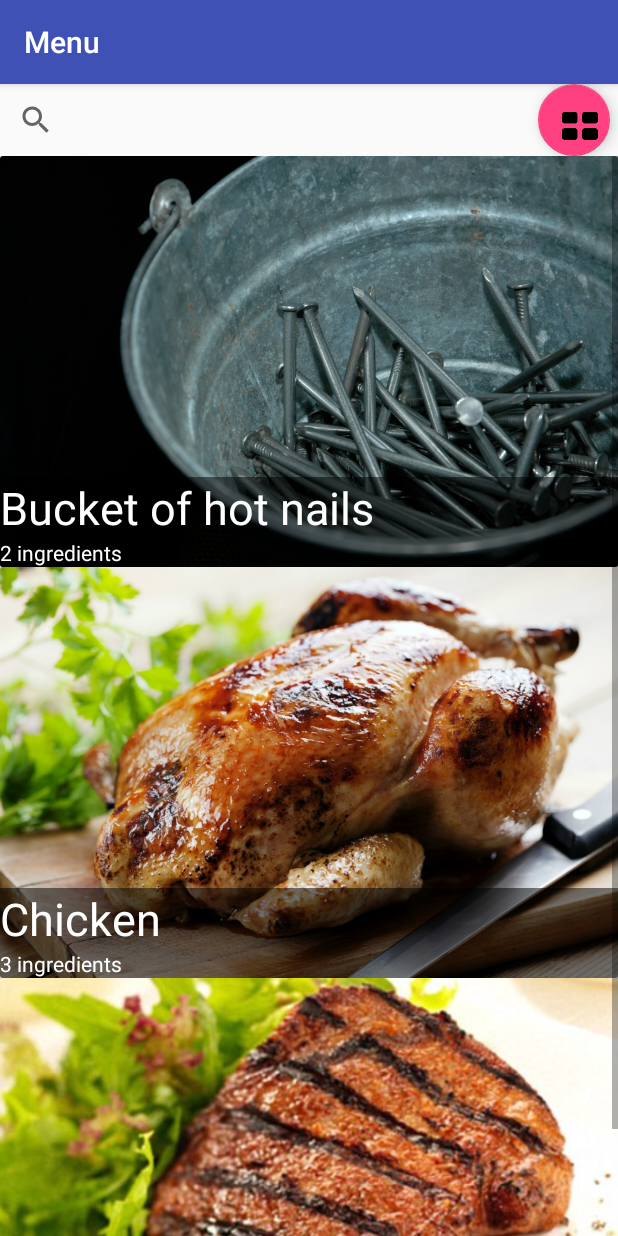
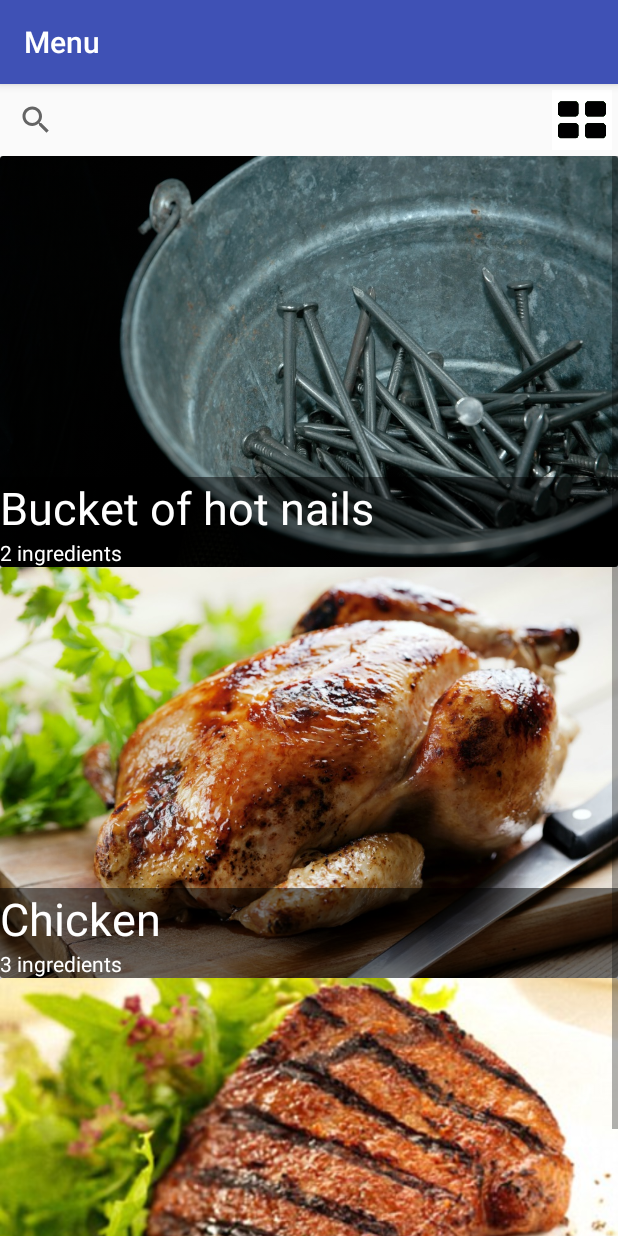
Before and after one commit to Pastornak/OrestHelloGuys, an Android app: the screen it shows after launch (MainActivity), after a tap on an icon or button, on a phone screen of 412 x 824 dp. Run offline under Robolectric (Android 15) with nearby library versions, the phone set to English and light mode, and no system bars.

Commit message:
Replaced floating button with image button, now featuring only 1 recipe object for whole programm

```diff
--- a/app/src/main/java/id_iot/orest_task/GridViewAdapter.java
+++ b/app/src/main/java/id_iot/orest_task/GridViewAdapter.java
@@ -20,9 +20,9 @@ public class GridViewAdapter extends BaseAdapter {
     private final ArrayList<Recipe> recipes;
     ImageView favoriteStar;
 
-    public GridViewAdapter(Context c) {
+    public GridViewAdapter(Context c, Recipe r) {
         mContext = c;
-        recipe = new Recipe();
+        recipe = r;
         recipes = recipe.getRecipies();
     }
 
--- a/app/src/main/java/id_iot/orest_task/GridViewFragment.java
+++ b/app/src/main/java/id_iot/orest_task/GridViewFragment.java
@@ -15,12 +15,14 @@ import android.view.ViewGroup;
 import android.widget.AdapterView;
 import android.widget.Button;
 import android.widget.GridView;
+import android.widget.ImageButton;
 import android.widget.Toast;
 
 public class GridViewFragment extends Fragment implements SearchView.OnQueryTextListener {
 
     GridView gridView;
-    FloatingActionButton changeToCard;
+    //FloatingActionButton changeToCard;
+    ImageButton changeToCard;
     SearchView findRecipe;
     GridViewAdapter gridViewAdapter;
 
@@ -31,7 +33,7 @@ public class GridViewFragment extends Fragment implements SearchView.OnQueryText
         View view = inflater.inflate(R.layout.grid_view, container, false);
         getActivity().setTitle("Menu");
 
-        changeToCard = (FloatingActionButton) view.findViewById(R.id.changeToCard);
+        changeToCard = (ImageButton) view.findViewById(R.id.changeToCard);
         changeToCard.setOnClickListener(new View.OnClickListener() {
             @Override
             public void onClick(View view) {
@@ -42,7 +44,11 @@ public class GridViewFragment extends Fragment implements SearchView.OnQueryText
         });
 
         gridView = (GridView) view.findViewById(R.id.gridview);
-        gridViewAdapter = new GridViewAdapter(getContext());
+
+        FragmentActivity activity = getActivity();
+        MainActivity mainActivity = (MainActivity) activity;
+
+        gridViewAdapter = new GridViewAdapter(getContext(), mainActivity.getRecipe());
         gridView.setAdapter( gridViewAdapter);
 
         gridView.setOnItemClickListener(new AdapterView.OnItemClickListener() {
--- a/app/src/main/java/id_iot/orest_task/MainActivity.java
+++ b/app/src/main/java/id_iot/orest_task/MainActivity.java
@@ -15,6 +15,7 @@ import android.view.MenuInflater;
 public class MainActivity extends AppCompatActivity {
 
     private Fragment currentFragment;
+    private Recipe recipe = new Recipe();
 
     @Override
     protected void onCreate(Bundle savedInstanceState){
@@ -32,4 +33,8 @@ public class MainActivity extends AppCompatActivity {
         fragmentTransaction.addToBackStack(null);
         fragmentTransaction.commit();
     }
+
+    public Recipe getRecipe(){
+        return recipe;
+    }
 }
--- a/app/src/main/java/id_iot/orest_task/RecyclerAdapter.java
+++ b/app/src/main/java/id_iot/orest_task/RecyclerAdapter.java
@@ -1,5 +1,6 @@
 package id_iot.orest_task;
 
+import android.support.v4.app.FragmentActivity;
 import android.support.v7.widget.CardView;
 import android.support.v7.widget.RecyclerView;
 import android.view.LayoutInflater;
@@ -16,8 +17,13 @@ import java.util.Locale;
 
 public class RecyclerAdapter extends RecyclerView.Adapter<RecyclerAdapter.ViewHolder> {
 
-    Recipe ITEM = new Recipe();
-    ArrayList<Recipe> recipes = ITEM.getRecipies();
+    Recipe ITEM;
+    ArrayList<Recipe> recipes;
+
+    public RecyclerAdapter(Recipe recipe){
+        ITEM = recipe;
+        recipes = ITEM.getRecipies();
+    }
 
     class ViewHolder extends RecyclerView.ViewHolder{
 
--- a/app/src/main/java/id_iot/orest_task/RecyclerViewFragment.java
+++ b/app/src/main/java/id_iot/orest_task/RecyclerViewFragment.java
@@ -13,6 +13,7 @@ import android.view.View;
 import android.view.ViewGroup;
 import android.widget.Button;
 import android.widget.EditText;
+import android.widget.ImageButton;
 import android.widget.Switch;
 import android.widget.Toast;
 
@@ -20,7 +21,8 @@ public class RecyclerViewFragment extends Fragment implements SearchView.OnQuery
 
     RecyclerView recyclerView;
     RecyclerView.LayoutManager layoutManager;
-    FloatingActionButton changeToGrid;
+    //FloatingActionButton changeToGrid;
+    ImageButton changeToGrid;
     SearchView searchRecipe;
     RecyclerAdapter recyclerAdapter;
 
@@ -31,7 +33,7 @@ public class RecyclerViewFragment extends Fragment implements SearchView.OnQuery
         View view = inflater.inflate(R.layout.recycler_view, container, false);
         getActivity().setTitle("Menu");
 
-        changeToGrid = (FloatingActionButton) view.findViewById(R.id.changeToGrid);
+        changeToGrid = (ImageButton) view.findViewById(R.id.changeToGrid);
         changeToGrid.setOnClickListener(new View.OnClickListener() {
             @Override
             public void onClick(View view) {
@@ -46,7 +48,10 @@ public class RecyclerViewFragment extends Fragment implements SearchView.OnQuery
         layoutManager = new LinearLayoutManager(getContext());
         recyclerView.setLayoutManager(layoutManager);
 
-        recyclerAdapter= new RecyclerAdapter();
+        FragmentActivity activity = getActivity();
+        MainActivity mainActivity = (MainActivity) activity;
+
+        recyclerAdapter= new RecyclerAdapter(mainActivity.getRecipe());
         recyclerView.setAdapter(recyclerAdapter);
 
         searchRecipe = (SearchView) view.findViewById(R.id.searchRecipe);
--- a/app/src/main/res/layout/grid_view.xml
+++ b/app/src/main/res/layout/grid_view.xml
@@ -15,13 +15,15 @@
             android:iconifiedByDefault="false"
             android:queryHint="Search Recipe"
             android:layout_weight="25"/>
-        <android.support.design.widget.FloatingActionButton
-            android:layout_width="wrap_content"
+        <ImageButton
+            android:layout_width="40dp"
             android:layout_height="match_parent"
+            android:padding="4dp"
+            android:layout_margin="4dp"
             android:id="@+id/changeToCard"
-            android:layout_weight="1"
+            android:src="@drawable/tocard"
             android:scaleType="centerCrop"
-            android:src="@drawable/tocard"/>
+            android:background="@color/colorWhite"/>
     </LinearLayout>
 
     <GridView
--- a/app/src/main/res/layout/recycler_view.xml
+++ b/app/src/main/res/layout/recycler_view.xml
@@ -18,13 +18,16 @@
             android:iconifiedByDefault="false"
             android:queryHint="Search Recipe"
             android:layout_weight="25"/>
-        <android.support.design.widget.FloatingActionButton
-            android:layout_width="wrap_content"
+
+        <ImageButton
+            android:layout_width="40dp"
             android:layout_height="match_parent"
+            android:padding="4dp"
+            android:layout_margin="4dp"
             android:id="@+id/changeToGrid"
-            android:layout_weight="1"
-            android:scaleType="fitCenter"
-            android:src="@drawable/togrid"/>
+            android:src="@drawable/togrid"
+           android:scaleType="centerCrop"
+            android:background="@color/colorWhite"/>
     </LinearLayout>
 
     <android.support.v7.widget.RecyclerView
--- a/app/src/main/res/values/colors.xml
+++ b/app/src/main/res/values/colors.xml
@@ -8,4 +8,5 @@
     <color name="colorTransparentBlack">#80000000</color>
     <color name="colorFadingGray">#33888888</color>
     <color name="colorGreenBackground">#64DD17</color>
+    <color name="colorFullTransparent">#00000000</color>
 </resources>
```
